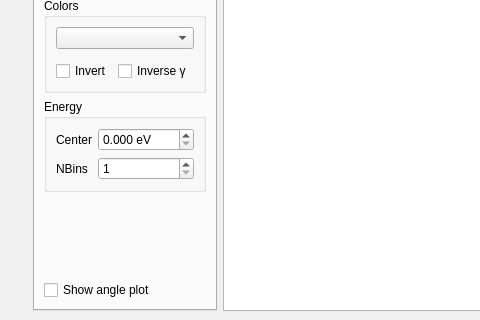
Old version of the form src/erlab/interactive/ktool.ui in the repository kmnhan/erlabpy; both pictures show x 0 to 480 and y 347 to 667 of the 759 by 667 pixel window.
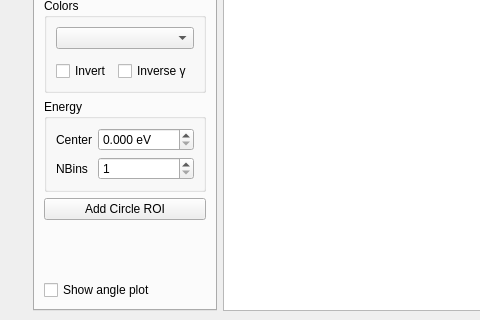
New version of the form. The open tabs and pages were chosen to show the change. Custom widgets are drawn as their Qt base class.

Commit message:
feat(interactive.kspace): add circle ROI to ktool
Added a button to the visualization tab which creates a circle ROI. The position and radius can be edited by right-clicking on the roi.

What changed in the file:
```diff
--- a/src/erlab/interactive/ktool.ui
+++ b/src/erlab/interactive/ktool.ui
@@ -503,6 +503,13 @@
           </layout>
          </widget>
         </item>
+        <item>
+         <widget class="QPushButton" name="add_circle_btn">
+          <property name="text">
+           <string>Add Circle ROI</string>
+          </property>
+         </widget>
+        </item>
         <item>
          <spacer name="verticalSpacer">
           <property name="orientation">
```
The commit also changes 2 other files.
